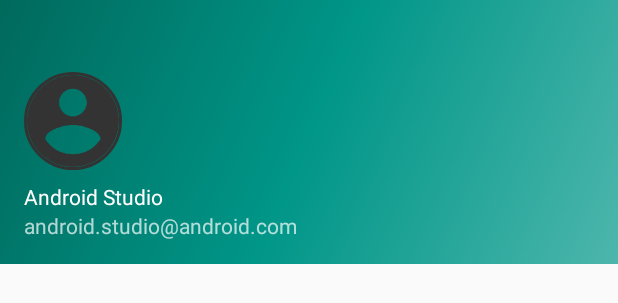
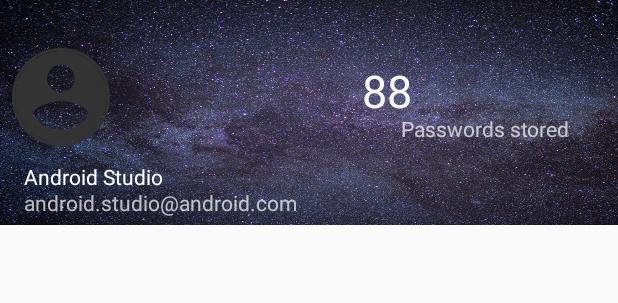
Before and after one commit to Oxmose/PassLock, an Android app: the layout nav_header_main.xml on its own in the app's theme, with its tools: preview values and no code run, on a phone screen of 412 x 824 dp. Shown: the top 303 px of the screen. Run offline under Robolectric (Android 15) with nearby library versions, the phone set to English and light mode, and no system bars; plain views replace CircularImageView.

Commit message:
Designed drawer header

```diff
--- a/app/src/main/java/io/github/oxmose/passlock/CreateAccountActivity.java
+++ b/app/src/main/java/io/github/oxmose/passlock/CreateAccountActivity.java
@@ -78,7 +78,8 @@
         /* Cancel fingerprint auth */
         if(cancellationSignal != null)
             cancellationSignal.cancel();
-        fingerInfoDialog.cancel();
+        if(fingerInfoDialog != null)
+            fingerInfoDialog.cancel();
     }
 
     @Override
--- a/app/src/main/res/layout/nav_header_main.xml
+++ b/app/src/main/res/layout/nav_header_main.xml
@@ -1,21 +1,32 @@
 <?xml version="1.0" encoding="utf-8"?>
-<LinearLayout xmlns:android="http://schemas.android.com/apk/res/android"
+<android.support.constraint.ConstraintLayout xmlns:android="http://schemas.android.com/apk/res/android"
     xmlns:app="http://schemas.android.com/apk/res-auto"
+    xmlns:tools="http://schemas.android.com/tools"
     android:layout_width="match_parent"
-    android:layout_height="@dimen/nav_header_height"
-    android:background="@drawable/side_nav_bar"
+    android:layout_height="match_parent"
     android:gravity="bottom"
     android:orientation="vertical"
-    android:paddingBottom="@dimen/activity_vertical_margin"
-    android:paddingLeft="@dimen/activity_horizontal_margin"
-    android:paddingRight="@dimen/activity_horizontal_margin"
-    android:paddingTop="@dimen/activity_vertical_margin"
+    android:paddingBottom="0dp"
+    android:paddingLeft="0dp"
+    android:paddingRight="0dp"
+    android:paddingTop="0dp"
     android:theme="@style/ThemeOverlay.AppCompat.Dark">
+
+    <ImageView
+        android:id="@+id/imageView1"
+        android:layout_width="match_parent"
+        android:layout_height="150dp"
+        android:scaleType="fitXY"
+        android:src="@drawable/bg"
+        app:layout_constraintEnd_toEndOf="parent"
+        app:layout_constraintStart_toStartOf="parent"
+        app:layout_constraintTop_toTopOf="parent" />
 
     <com.mikhaellopez.circularimageview.CircularImageView
         android:id="@+id/nav_header_main_circularimageview"
         android:layout_width="65dp"
         android:layout_height="65dp"
+        android:layout_marginLeft="8dp"
         android:layout_marginTop="32dp"
         android:src="@drawable/ic_account_circle"
         app:civ_border_color="#333333"
@@ -30,14 +41,51 @@
         android:id="@+id/nav_header_main_title_textview"
         android:layout_width="match_parent"
         android:layout_height="wrap_content"
+        android:layout_marginStart="16dp"
+        android:layout_marginTop="100dp"
         android:paddingTop="@dimen/nav_header_vertical_spacing"
         android:text="@string/nav_header_title"
-        android:textAppearance="@style/TextAppearance.AppCompat.Body1" />
+        android:textAppearance="@style/TextAppearance.AppCompat.Body1"
+        app:layout_constraintStart_toStartOf="parent"
+        app:layout_constraintTop_toTopOf="parent" />
 
     <TextView
         android:id="@+id/nav_header_main_subtitle_textview"
         android:layout_width="wrap_content"
         android:layout_height="wrap_content"
-        android:text="@string/nav_header_subtitle" />
+        android:layout_marginStart="16dp"
+        android:layout_marginTop="125dp"
+        android:text="@string/nav_header_subtitle"
+        app:layout_constraintStart_toStartOf="parent"
+        app:layout_constraintTop_toTopOf="parent" />
 
-</LinearLayout>
+    <TextView
+        android:id="@+id/nav_header_main_passwd_count_textview"
+        android:layout_width="wrap_content"
+        android:layout_height="wrap_content"
+        android:layout_marginEnd="16dp"
+        android:layout_marginStart="120dp"
+        android:layout_marginTop="40dp"
+        android:text="88"
+        android:textAlignment="center"
+        android:textColor="?attr/colorPrimary"
+        android:textSize="30sp"
+        app:layout_constraintEnd_toEndOf="parent"
+        app:layout_constraintStart_toStartOf="parent"
+        app:layout_constraintTop_toTopOf="parent"
+        tools:text="88" />
+
+    <TextView
+        android:id="@+id/nav_header_main_passwd_stored_textview"
+        android:layout_width="wrap_content"
+        android:layout_height="wrap_content"
+        android:layout_marginEnd="32dp"
+        android:layout_marginTop="76dp"
+        android:text="Passwords stored"
+        android:textAlignment="center"
+        app:layout_constraintEnd_toEndOf="parent"
+        app:layout_constraintTop_toTopOf="parent"
+        tools:text="Passwords stored" />
+
+
+</android.support.constraint.ConstraintLayout>
--- a/app/src/main/res/menu/main.xml
+++ b/app/src/main/res/menu/main.xml
@@ -1,9 +1,5 @@
 <?xml version="1.0" encoding="utf-8"?>
 <menu xmlns:android="http://schemas.android.com/apk/res/android"
     xmlns:app="http://schemas.android.com/apk/res-auto">
-    <item
-        android:id="@+id/action_settings"
-        android:orderInCategory="100"
-        android:title="@string/action_settings"
-        app:showAsAction="never" />
+
 </menu>
--- a/app/src/main/res/values/strings.xml
+++ b/app/src/main/res/values/strings.xml
@@ -35,4 +35,6 @@
     <string name="failed_to_init_keystore"><![CDATA[Failed init of keyStore & keyGenerator:]]></string>
     <string name="fingerprint_permission_missing">User hasn\'t granted permission to use Fingerprint</string>
     <string name="an_error_occured">An error occurred:</string>
+    <string name="sec_account">Secondary account</string>
+    <string name="princ_account">Principal account</string>
 </resources>
```
Also changed, not shown: app/src/main/java/io/github/oxmose/passlock/LoginActivity.java (+6 -6 lines), app/src/main/java/io/github/oxmose/passlock/MainActivity.java (+83 -7 lines), app/src/main/java/io/github/oxmose/passlock/Session.java (added, +24 -0 lines), app/src/main/java/io/github/oxmose/passlock/database/DatabaseSingleton.java (+12 -0 lines), app/src/main/res/drawable/bg.jpg (added).
